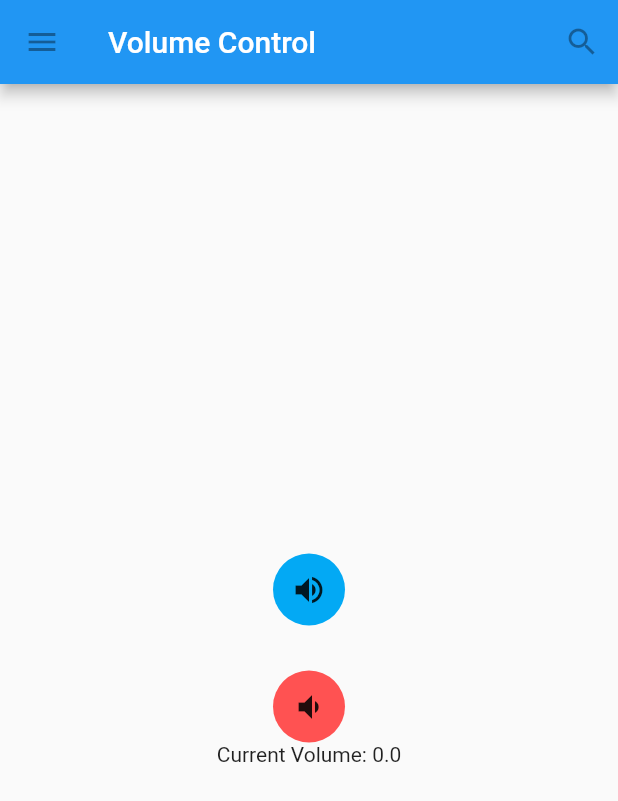
After one commit to xzhang76/FirstFlutterApp, a Flutter app: the MyIconButton screen opened directly, on a phone screen of 412 x 824 dp. The commit adds this screen. Shown: the top 801 px of the screen. Run offline on Flutter 3.47's test engine with Material 2 defaults, Android fonts, the phone set to English and light mode, and no system bars.

Commit message:
Icon Button

```diff
--- /dev/null
+++ b/lib/button/iconButton.dart
@@ -0,0 +1,52 @@
+import 'package:flutter/material.dart';
+
+double _volume = 0.0;
+
+class MyIconButton extends StatefulWidget {
+  const MyIconButton({Key key}) : super(key: key);
+
+  @override
+  State<StatefulWidget> createState() {
+    return new _MyIconButtonState();
+  }
+}
+
+class _MyIconButtonState extends State<MyIconButton> {
+  @override
+  Widget build(BuildContext context) {
+    return new Scaffold(
+      appBar: new AppBar(
+        leading: new IconButton(icon: new Icon(Icons.menu), onPressed: null),
+        title: new Text('Volume Control'),
+        actions: <Widget>[
+          new IconButton(icon: new Icon(Icons.search), onPressed: null)
+        ],
+      ),
+      body: new Center(
+        child: new Column(
+          mainAxisSize: MainAxisSize.min,
+          children: <Widget>[
+            new Ink(
+              decoration: new ShapeDecoration(shape: CircleBorder(), color: Colors.lightBlue),
+              child: new IconButton(icon: new Icon(Icons.volume_up), onPressed: () {
+                setState(() {
+                  _volume += 10;
+                });
+              }),
+            ),
+            const SizedBox(height: 30),
+            new Ink(
+              decoration: new ShapeDecoration(shape: CircleBorder(), color: Colors.redAccent),
+              child: new IconButton(icon: new Icon(Icons.volume_down), onPressed: () {
+                setState(() {
+                  _volume += -10;
+                });
+              }),
+            ),
+            new Text("Current Volume: $_volume"),
+          ],
+        ),
+      ),
+    );
+  }
+}
--- a/lib/listItem.dart
+++ b/lib/listItem.dart
@@ -14,5 +14,5 @@ const List<ListItem> itemList = const <ListItem>[
   const ListItem(title: 'SimpleAppbar', icon: Icons.label),
   const ListItem(title: 'BottomBarWithText', icon: Icons.book),
   const ListItem(title: 'RaisedButton', icon: Icons.restaurant),
-  const ListItem(title: 'Subway', icon: Icons.directions_subway),
+  const ListItem(title: 'IconButton', icon: Icons.import_contacts),
 ];
--- a/lib/main.dart
+++ b/lib/main.dart
@@ -1,12 +1,13 @@
 import 'package:flutter/material.dart';
 import 'package:myapp/listItem.dart';
-import 'package:myapp/raisedbutton/myRaisedButton.dart';
 import 'package:myapp/snackBar.dart';
 import 'package:myapp/myBottomNavigationBar.dart';
 
 import 'appbar/simpleAppbar.dart';
 import 'appbar/tabbedAppbar.dart';
 import 'bottombar/bottomBar.dart';
+import 'button/iconButton.dart';
+import 'button/myRaisedButton.dart';
 
 
 void main() => runApp(new BasicAppBarSample());
@@ -71,6 +72,8 @@ Widget _buildRow(ListItem item, BuildContext context, int index) {
         bottomBarWithText(context);
       } else if(index == 5) {
         raisedButtonDemo(context);
+      } else if(index == 6) {
+        iconButtonDemo(context);
       }
     },
   );
@@ -111,3 +114,9 @@ void raisedButtonDemo(BuildContext context) {
     return new MyRaisedButton();
   }));
 }
+
+void iconButtonDemo(BuildContext context) {
+  Navigator.push(context, MaterialPageRoute(builder: (context) {
+    return new MyIconButton();
+  }));
+}
```
Also changed, not shown: lib/button/myRaisedButton.dart (renamed from lib/raisedbutton/myRaisedButton.dart).
